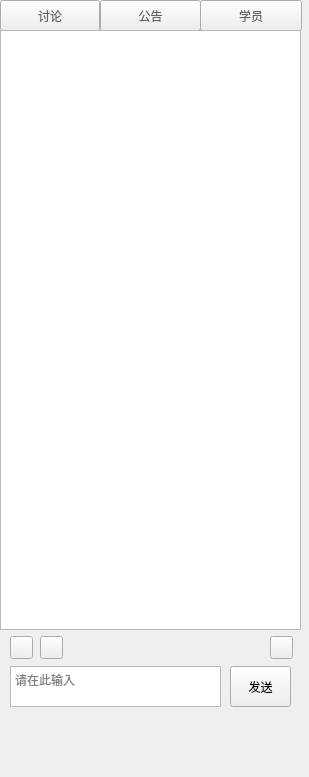
This is qatime-studio/UIChatRoom.ui in chuanjiabao1981/qatime-win as Qt 5 draws it before an edit. The edited form follows.
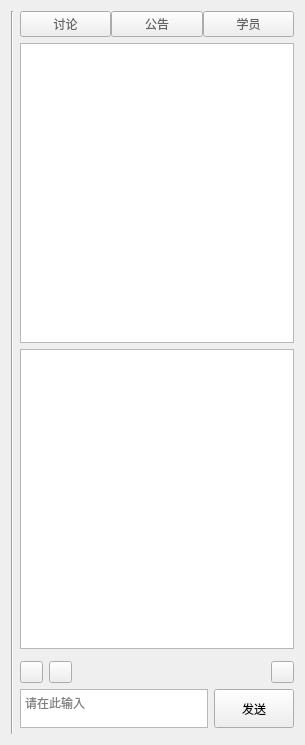
This is the edited form. Icons and pictures are not drawn. Custom widgets are drawn as their Qt base class.

The edit to the form file:
```diff
--- a/qatime-studio/UIChatRoom.ui
+++ b/qatime-studio/UIChatRoom.ui
@@ -6,56 +6,47 @@
    <rect>
     <x>0</x>
     <y>0</y>
-    <width>309</width>
-    <height>777</height>
+    <width>305</width>
+    <height>745</height>
    </rect>
   </property>
   <property name="windowTitle">
    <string>UIChatRoom</string>
   </property>
-  <widget class="QPushButton" name="button_sendMseeage">
-   <property name="geometry">
-    <rect>
-     <x>230</x>
-     <y>666</y>
-     <width>61</width>
-     <height>41</height>
-    </rect>
-   </property>
-   <property name="text">
-    <string>发送</string>
-   </property>
-  </widget>
-  <widget class="QPushButton" name="button_cleanText">
-   <property name="geometry">
-    <rect>
-     <x>40</x>
-     <y>636</y>
-     <width>23</width>
-     <height>23</height>
-    </rect>
-   </property>
-   <property name="cursor">
-    <cursorShape>PointingHandCursor</cursorShape>
-   </property>
-   <property name="toolTip">
-    <string>清屏</string>
-   </property>
-   <property name="styleSheet">
-    <string notr="true">QPushButton{border-image: url(:/LoginWindow/images/clearScreen.png)};</string>
-   </property>
-   <property name="text">
-    <string/>
-   </property>
-  </widget>
+  <layout class="QHBoxLayout" name="horizontalLayout_4">
+   <item>
+    <widget class="Line" name="line">
+     <property name="orientation">
+      <enum>Qt::Vertical</enum>
+     </property>
+    </widget>
+   </item>
+   <item>
+    <layout class="QVBoxLayout" name="verticalLayout">
+     <item>
+      <layout class="QHBoxLayout" name="horizontalLayout_3">
+       <property name="spacing">
+        <number>0</number>
+       </property>
+       <property name="leftMargin">
+        <number>0</number>
+       </property>
+       <property name="topMargin">
+        <number>0</number>
+       </property>
+       <item>
   <widget class="QPushButton" name="button_talk">
-   <property name="geometry">
-    <rect>
-     <x>0</x>
-     <y>0</y>
-     <width>100</width>
-     <height>31</height>
-    </rect>
+         <property name="sizePolicy">
+          <sizepolicy hsizetype="Maximum" vsizetype="Maximum">
+           <horstretch>0</horstretch>
+           <verstretch>0</verstretch>
+          </sizepolicy>
+         </property>
+         <property name="maximumSize">
+          <size>
+           <width>101</width>
+           <height>39</height>
+          </size>
    </property>
    <property name="styleSheet">
     <string notr="true">color: rgb(100, 100, 100);</string>
@@ -67,77 +58,20 @@
     <bool>false</bool>
    </property>
   </widget>
-  <widget class="QPushButton" name="button_brow">
-   <property name="geometry">
-    <rect>
-     <x>10</x>
-     <y>636</y>
-     <width>23</width>
-     <height>23</height>
-    </rect>
-   </property>
-   <property name="cursor">
-    <cursorShape>PointingHandCursor</cursorShape>
-   </property>
-   <property name="toolTip">
-    <string>表情</string>
-   </property>
-   <property name="styleSheet">
-    <string notr="true">QPushButton{border-image: url(:/LoginWindow/images/face.png)};</string>
-   </property>
-   <property name="text">
-    <string/>
-   </property>
-  </widget>
-  <widget class="QPushButton" name="button_studentList">
-   <property name="geometry">
-    <rect>
-     <x>200</x>
-     <y>0</y>
-     <width>102</width>
-     <height>31</height>
-    </rect>
-   </property>
-   <property name="styleSheet">
-    <string notr="true">color: rgb(100, 100, 100);</string>
-   </property>
-   <property name="text">
-    <string>学员</string>
-   </property>
-   <property name="flat">
-    <bool>false</bool>
-   </property>
-  </widget>
-  <widget class="QPushButton" name="button_notes">
-   <property name="geometry">
-    <rect>
-     <x>270</x>
-     <y>636</y>
-     <width>23</width>
-     <height>23</height>
-    </rect>
-   </property>
-   <property name="cursor">
-    <cursorShape>PointingHandCursor</cursorShape>
-   </property>
-   <property name="toolTip">
-    <string>消息记录</string>
-   </property>
-   <property name="styleSheet">
-    <string notr="true">QPushButton{border-image: url(:/LoginWindow/images/msgRecord.png)};</string>
-   </property>
-   <property name="text">
-    <string/>
-   </property>
-  </widget>
+       </item>
+       <item>
   <widget class="QPushButton" name="button_proclamation">
-   <property name="geometry">
-    <rect>
-     <x>100</x>
-     <y>0</y>
+         <property name="sizePolicy">
+          <sizepolicy hsizetype="Maximum" vsizetype="Maximum">
+           <horstretch>0</horstretch>
+           <verstretch>0</verstretch>
+          </sizepolicy>
+         </property>
+         <property name="maximumSize">
+          <size>
      <width>101</width>
      <height>31</height>
-    </rect>
+          </size>
    </property>
    <property name="styleSheet">
     <string notr="true">color: rgb(100, 100, 100);</string>
@@ -149,19 +83,51 @@
     <bool>false</bool>
    </property>
   </widget>
-  <widget class="QWidget" name="verticalLayoutWidget_2">
-   <property name="geometry">
-    <rect>
-     <x>0</x>
-     <y>30</y>
-     <width>301</width>
-     <height>541</height>
-    </rect>
-   </property>
-   <layout class="QVBoxLayout" name="verticalLayout">
+       </item>
+       <item>
+        <widget class="QPushButton" name="button_studentList">
+         <property name="sizePolicy">
+          <sizepolicy hsizetype="Maximum" vsizetype="Maximum">
+           <horstretch>0</horstretch>
+           <verstretch>0</verstretch>
+          </sizepolicy>
+         </property>
+         <property name="maximumSize">
+          <size>
+           <width>101</width>
+           <height>31</height>
+          </size>
+         </property>
+         <property name="styleSheet">
+          <string notr="true">color: rgb(100, 100, 100);</string>
+         </property>
+         <property name="text">
+          <string>学员</string>
+         </property>
+         <property name="flat">
+          <bool>false</bool>
+         </property>
+        </widget>
+       </item>
+      </layout>
+     </item>
     <item>
      <widget class="personList" name="student_list"/>
     </item>
+     <item>
+      <widget class="AnimatedTextBrowser" name="text_talk">
+       <property name="styleSheet">
+        <string notr="true"/>
+       </property>
+       <property name="html">
+        <string>&lt;!DOCTYPE HTML PUBLIC &quot;-//W3C//DTD HTML 4.0//EN&quot; &quot;http://www.w3.org/TR/REC-html40/strict.dtd&quot;&gt;
+&lt;html&gt;&lt;head&gt;&lt;meta name=&quot;qrichtext&quot; content=&quot;1&quot; /&gt;&lt;style type=&quot;text/css&quot;&gt;
+p, li { white-space: pre-wrap; }
+&lt;/style&gt;&lt;/head&gt;&lt;body style=&quot; font-family:'SimSun'; font-size:9pt; font-weight:400; font-style:normal;&quot;&gt;
+&lt;p style=&quot;-qt-paragraph-type:empty; margin-top:0px; margin-bottom:0px; margin-left:0px; margin-right:0px; -qt-block-indent:0; text-indent:0px;&quot;&gt;&lt;br /&gt;&lt;/p&gt;&lt;/body&gt;&lt;/html&gt;</string>
+       </property>
+      </widget>
+     </item>
     <item>
      <widget class="QWidget" name="msgRecord" native="true">
       <widget class="myLabel" name="timeShow">
@@ -284,6 +250,156 @@
       </widget>
      </widget>
     </item>
+     <item>
+      <layout class="QHBoxLayout" name="horizontalLayout">
+       <item>
+        <widget class="QPushButton" name="button_brow">
+         <property name="sizePolicy">
+          <sizepolicy hsizetype="Maximum" vsizetype="Maximum">
+           <horstretch>0</horstretch>
+           <verstretch>0</verstretch>
+          </sizepolicy>
+         </property>
+         <property name="maximumSize">
+          <size>
+           <width>23</width>
+           <height>23</height>
+          </size>
+         </property>
+         <property name="cursor">
+          <cursorShape>PointingHandCursor</cursorShape>
+         </property>
+         <property name="toolTip">
+          <string>表情</string>
+         </property>
+         <property name="styleSheet">
+          <string notr="true">QPushButton{border-image: url(:/LoginWindow/images/face.png)};</string>
+         </property>
+         <property name="text">
+          <string/>
+         </property>
+        </widget>
+       </item>
+       <item>
+        <widget class="QPushButton" name="button_cleanText">
+         <property name="sizePolicy">
+          <sizepolicy hsizetype="Maximum" vsizetype="Maximum">
+           <horstretch>0</horstretch>
+           <verstretch>0</verstretch>
+          </sizepolicy>
+         </property>
+         <property name="maximumSize">
+          <size>
+           <width>23</width>
+           <height>23</height>
+          </size>
+         </property>
+         <property name="cursor">
+          <cursorShape>PointingHandCursor</cursorShape>
+         </property>
+         <property name="toolTip">
+          <string>清屏</string>
+         </property>
+         <property name="styleSheet">
+          <string notr="true">QPushButton{border-image: url(:/LoginWindow/images/clearScreen.png)};</string>
+         </property>
+         <property name="text">
+          <string/>
+         </property>
+        </widget>
+       </item>
+       <item>
+        <spacer name="horizontalSpacer">
+         <property name="orientation">
+          <enum>Qt::Horizontal</enum>
+         </property>
+         <property name="sizeHint" stdset="0">
+          <size>
+           <width>40</width>
+           <height>20</height>
+          </size>
+         </property>
+        </spacer>
+       </item>
+       <item>
+        <widget class="QPushButton" name="button_notes">
+         <property name="sizePolicy">
+          <sizepolicy hsizetype="Maximum" vsizetype="Maximum">
+           <horstretch>0</horstretch>
+           <verstretch>0</verstretch>
+          </sizepolicy>
+         </property>
+         <property name="maximumSize">
+          <size>
+           <width>23</width>
+           <height>23</height>
+          </size>
+         </property>
+         <property name="cursor">
+          <cursorShape>PointingHandCursor</cursorShape>
+         </property>
+         <property name="toolTip">
+          <string>消息记录</string>
+         </property>
+         <property name="styleSheet">
+          <string notr="true">QPushButton{border-image: url(:/LoginWindow/images/msgRecord.png)};</string>
+         </property>
+         <property name="text">
+          <string/>
+         </property>
+        </widget>
+       </item>
+      </layout>
+     </item>
+     <item>
+      <layout class="QHBoxLayout" name="horizontalLayout_2">
+       <item>
+        <widget class="AnimatedTextEdit" name="textEdit">
+         <property name="sizePolicy">
+          <sizepolicy hsizetype="Maximum" vsizetype="Maximum">
+           <horstretch>0</horstretch>
+           <verstretch>0</verstretch>
+          </sizepolicy>
+         </property>
+         <property name="maximumSize">
+          <size>
+           <width>16777215</width>
+           <height>39</height>
+          </size>
+         </property>
+         <property name="html">
+          <string>&lt;!DOCTYPE HTML PUBLIC &quot;-//W3C//DTD HTML 4.0//EN&quot; &quot;http://www.w3.org/TR/REC-html40/strict.dtd&quot;&gt;
+&lt;html&gt;&lt;head&gt;&lt;meta name=&quot;qrichtext&quot; content=&quot;1&quot; /&gt;&lt;style type=&quot;text/css&quot;&gt;
+p, li { white-space: pre-wrap; }
+&lt;/style&gt;&lt;/head&gt;&lt;body style=&quot; font-family:'SimSun'; font-size:9pt; font-weight:400; font-style:normal;&quot;&gt;
+&lt;p style=&quot;-qt-paragraph-type:empty; margin-top:12px; margin-bottom:12px; margin-left:0px; margin-right:0px; -qt-block-indent:0; text-indent:0px;&quot;&gt;&lt;br /&gt;&lt;/p&gt;&lt;/body&gt;&lt;/html&gt;</string>
+         </property>
+         <property name="placeholderText">
+          <string>请在此输入</string>
+         </property>
+        </widget>
+       </item>
+       <item>
+        <widget class="QPushButton" name="button_sendMseeage">
+         <property name="sizePolicy">
+          <sizepolicy hsizetype="Maximum" vsizetype="Maximum">
+           <horstretch>0</horstretch>
+           <verstretch>0</verstretch>
+          </sizepolicy>
+         </property>
+         <property name="maximumSize">
+          <size>
+           <width>16777215</width>
+           <height>39</height>
+          </size>
+         </property>
+         <property name="text">
+          <string>发送</string>
+         </property>
+        </widget>
+       </item>
+      </layout>
+     </item>
     <item>
      <widget class="QWidget" name="proclamationWidget" native="true">
       <widget class="QTextBrowser" name="text_proclamation">
@@ -366,47 +482,8 @@
      </widget>
     </item>
    </layout>
-  </widget>
-  <widget class="AnimatedTextEdit" name="textEdit">
-   <property name="geometry">
-    <rect>
-     <x>10</x>
-     <y>666</y>
-     <width>211</width>
-     <height>41</height>
-    </rect>
-   </property>
-   <property name="html">
-    <string>&lt;!DOCTYPE HTML PUBLIC &quot;-//W3C//DTD HTML 4.0//EN&quot; &quot;http://www.w3.org/TR/REC-html40/strict.dtd&quot;&gt;
-&lt;html&gt;&lt;head&gt;&lt;meta name=&quot;qrichtext&quot; content=&quot;1&quot; /&gt;&lt;style type=&quot;text/css&quot;&gt;
-p, li { white-space: pre-wrap; }
-&lt;/style&gt;&lt;/head&gt;&lt;body style=&quot; font-family:'SimSun'; font-size:9pt; font-weight:400; font-style:normal;&quot;&gt;
-&lt;p style=&quot;-qt-paragraph-type:empty; margin-top:12px; margin-bottom:12px; margin-left:0px; margin-right:0px; -qt-block-indent:0; text-indent:0px;&quot;&gt;&lt;br /&gt;&lt;/p&gt;&lt;/body&gt;&lt;/html&gt;</string>
-   </property>
-   <property name="placeholderText">
-    <string>请在此输入</string>
-   </property>
-  </widget>
-  <widget class="AnimatedTextBrowser" name="text_talk">
-   <property name="geometry">
-    <rect>
-     <x>0</x>
-     <y>30</y>
-     <width>301</width>
-     <height>600</height>
-    </rect>
-   </property>
-   <property name="styleSheet">
-    <string notr="true"/>
-   </property>
-   <property name="html">
-    <string>&lt;!DOCTYPE HTML PUBLIC &quot;-//W3C//DTD HTML 4.0//EN&quot; &quot;http://www.w3.org/TR/REC-html40/strict.dtd&quot;&gt;
-&lt;html&gt;&lt;head&gt;&lt;meta name=&quot;qrichtext&quot; content=&quot;1&quot; /&gt;&lt;style type=&quot;text/css&quot;&gt;
-p, li { white-space: pre-wrap; }
-&lt;/style&gt;&lt;/head&gt;&lt;body style=&quot; font-family:'SimSun'; font-size:9pt; font-weight:400; font-style:normal;&quot;&gt;
-&lt;p style=&quot;-qt-paragraph-type:empty; margin-top:0px; margin-bottom:0px; margin-left:0px; margin-right:0px; -qt-block-indent:0; text-indent:0px;&quot;&gt;&lt;br /&gt;&lt;/p&gt;&lt;/body&gt;&lt;/html&gt;</string>
-   </property>
-  </widget>
+   </item>
+  </layout>
  </widget>
  <layoutdefault spacing="6" margin="11"/>
  <customwidgets>
```
Lines whose indentation alone changed are shown as unchanged.
